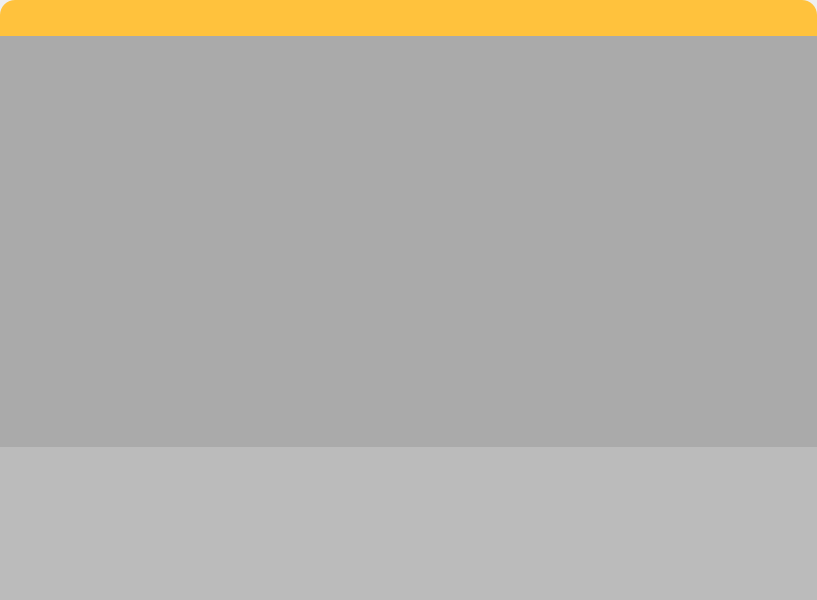
The window that Ui/MainWindow.ui (VideosWorks/AdoraPlayer) describes before a commit, drawn with Qt 5.
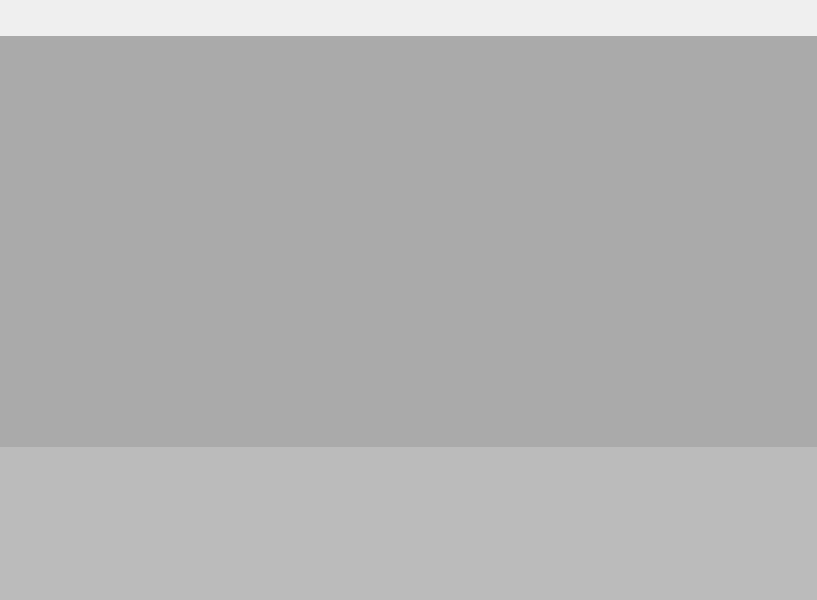
The same window after the commit. Custom widgets are drawn as their Qt base class.

What changed in the file:
```diff
--- a/Ui/MainWindow.ui
+++ b/Ui/MainWindow.ui
@@ -17,11 +17,7 @@
    <string>MainWindow</string>
   </property>
   <property name="styleSheet">
-   <string notr="true">QWidget#centralwidget {
-   background-color: #FFC23D;
-   border-radius: 15px;
-   overflow: hidden;
-}
+   <string notr="true">
 
 QWidget#widget_2 {
     background-color:#AAAAAA;
```
